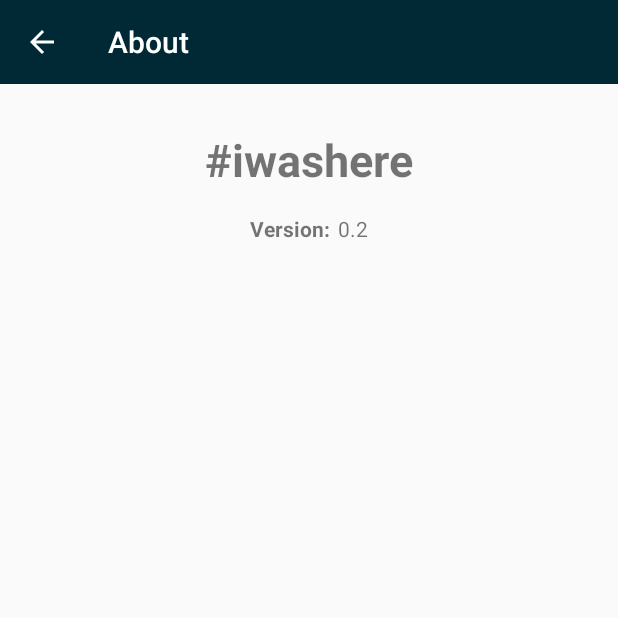
After one commit to TonyDC/lgp1617-iwashere-mobile, an Android app: the AboutActivity screen opened directly, with no data from a screen before it, on a phone screen of 412 x 824 dp, the top half of it. The commit adds this screen. Run offline under Robolectric (Android 15) with nearby library versions, the phone set to English and light mode, and no system bars.

Commit message:
About activity added

```diff
--- a/app/src/main/AndroidManifest.xml
+++ b/app/src/main/AndroidManifest.xml
@@ -14,7 +14,10 @@
         android:label="@string/app_name"
         android:roundIcon="@mipmap/ic_launcher_round"
         android:supportsRtl="true"
-        android:theme="@style/AppTheme">
+        android:theme="@style/AppTheme"
+        android:versionCode="@string/versionCode"
+        android:versionName= "@string/versionName"
+        >
 
         <meta-data
             android:name="com.facebook.sdk.ApplicationId"
@@ -59,6 +62,11 @@
             android:theme="@style/AppTheme.NoActionBar"
             android:parentActivityName=".presentation.main.MainActivity"
             />
+        <activity android:name=".presentation.misc.AboutActivity"
+            android:label="@string/title_activity_about"
+            android:theme="@style/AppTheme.NoActionBar"
+            android:parentActivityName=".presentation.main.MainActivity"
+            />
         <activity
             android:name=".presentation.auth.GoogleActivity"
             android:label="@string/title_activity_google"
--- a/app/src/main/java/com/teamc/mira/iwashere/presentation/main/AccountFragment.java
+++ b/app/src/main/java/com/teamc/mira/iwashere/presentation/main/AccountFragment.java
@@ -1,5 +1,6 @@
 package com.teamc.mira.iwashere.presentation.main;
 
+import android.content.Intent;
 import android.os.Bundle;
 import android.support.annotation.Nullable;
 import android.support.v4.app.Fragment;
@@ -14,6 +15,7 @@ import android.view.ViewGroup;
 
 import com.google.firebase.auth.FirebaseAuth;
 import com.teamc.mira.iwashere.R;
+import com.teamc.mira.iwashere.presentation.misc.AboutActivity;
 
 /**
  * Created by Duart on 11/04/2017.
@@ -49,7 +51,7 @@ class AccountFragment extends Fragment {
 
         switch (id){
             case R.id.action_about:
-                // TODO: 15/04/2017 Launch about activity
+                startActivity(new Intent(this.getContext(), AboutActivity.class));
                 break;
             case R.id.action_logout:
                 // TODO: 15/04/2017 Logout and go to login
--- /dev/null
+++ b/app/src/main/java/com/teamc/mira/iwashere/presentation/misc/AboutActivity.java
@@ -0,0 +1,21 @@
+package com.teamc.mira.iwashere.presentation.misc;
+
+import android.app.Activity;
+import android.os.Bundle;
+import android.support.annotation.Nullable;
+import android.support.v7.app.AppCompatActivity;
+import android.support.v7.widget.Toolbar;
+
+import com.teamc.mira.iwashere.R;
+
+public class AboutActivity extends AppCompatActivity {
+    @Override
+    protected void onCreate(@Nullable Bundle savedInstanceState) {
+        super.onCreate(savedInstanceState);
+        setContentView(R.layout.activity_about);
+
+        Toolbar toolbar = (Toolbar) findViewById(R.id.toolbar);
+        setSupportActionBar(toolbar);
+        getSupportActionBar().setDisplayHomeAsUpEnabled(true);
+    }
+}
--- /dev/null
+++ b/app/src/main/res/layout/activity_about.xml
@@ -0,0 +1,53 @@
+<?xml version="1.0" encoding="utf-8"?>
+<LinearLayout xmlns:android="http://schemas.android.com/apk/res/android"
+    xmlns:tools="http://schemas.android.com/tools"
+    xmlns:app="http://schemas.android.com/apk/res-auto"
+    android:orientation="vertical"
+    android:layout_width="match_parent"
+    android:layout_height="match_parent"
+    tools:context="com.teamc.mira.iwashere.presentation.misc.AboutActivity"
+    app:layout_behavior="@string/appbar_scrolling_view_behavior">
+
+    <include layout="@layout/toolbar"></include>
+
+    <LinearLayout
+        android:layout_width="match_parent"
+        android:layout_height="match_parent"
+        android:gravity="center_horizontal"
+        android:orientation="vertical"
+        android:paddingBottom="30dp"
+        android:paddingLeft="90dp"
+        android:paddingRight="90dp"
+        android:paddingTop="30dp">
+
+
+        <TextView
+            android:layout_width="wrap_content"
+            android:layout_height="wrap_content"
+            android:text="@string/app_name"
+            android:textSize="30sp"
+            android:textStyle="bold" />
+
+        <LinearLayout
+            android:layout_width="wrap_content"
+            android:layout_height="wrap_content"
+            android:layout_marginTop="@dimen/activity_vertical_margin"
+            android:gravity="center"
+            android:orientation="horizontal">
+
+            <TextView
+                android:layout_width="wrap_content"
+                android:layout_height="wrap_content"
+                android:layout_marginRight="5sp"
+                android:text="@string/version"
+                android:textStyle="bold" />
+
+            <TextView
+                android:layout_width="wrap_content"
+                android:layout_height="wrap_content"
+                android:text="@string/versionName" />
+        </LinearLayout>
+    </LinearLayout>
+
+
+</LinearLayout>
--- a/app/src/main/res/layout/toolbar.xml
+++ b/app/src/main/res/layout/toolbar.xml
@@ -10,14 +10,6 @@
         android:layout_height="wrap_content"
         android:theme="@style/AppTheme.AppBarOverlay">
 
-        <android.widget.Toolbar
-            android:id="@+id/toolbar_normal"
-            android:layout_width="match_parent"
-            android:layout_height="?attr/actionBarSize"
-            android:background="?attr/colorPrimary"
-            android:visibility="gone"
-            app:popupTheme="@style/AppTheme.NoActionBar"/>
-
         <android.support.v7.widget.Toolbar
             android:id="@+id/toolbar"
             android:layout_width="match_parent"
--- a/app/src/main/res/values/strings.xml
+++ b/app/src/main/res/values/strings.xml
@@ -1,5 +1,9 @@
 <resources>
     <string name="app_name">#iwashere</string>
+    <string name="versionCode">0.2</string>
+    <string name="versionName">0.2</string>
+
+
     <string name="action_sign_in_short">Register</string>
     <string name="email">Email</string>
     <string name="name">Name</string>
@@ -57,4 +61,6 @@
     <string name="title_activity_poi_detail">POI</string>
     <string name="action_about">About</string>
     <string name="action_logout">Logout</string>
+    <string name="version">Version:</string>
+    <string name="title_activity_about">About</string>
 </resources>
```
